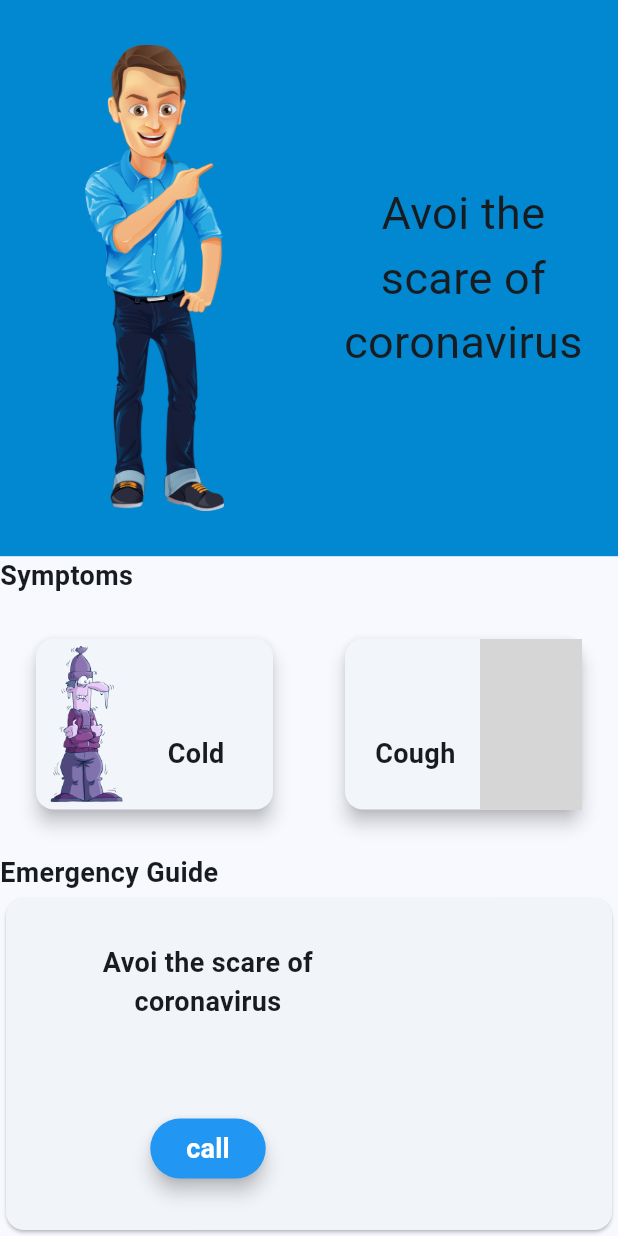
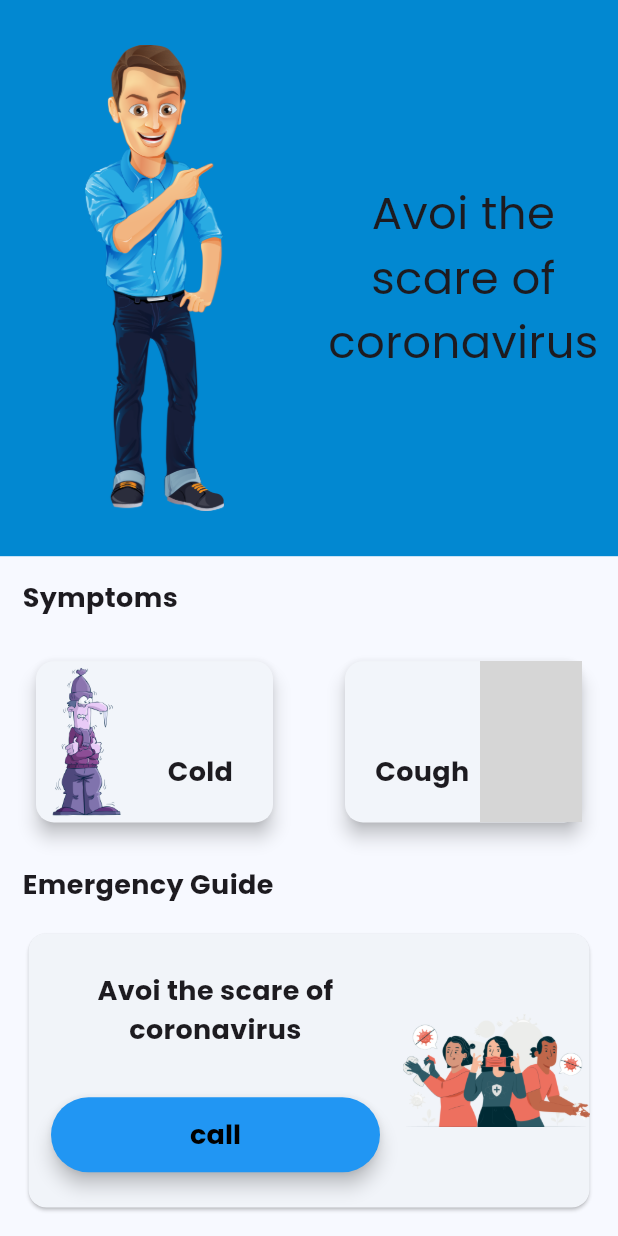
Before and after one commit to muhd-nish4d/softroniics, a Flutter app: the screen it shows after launch, after a tap on "Get Started", on a phone screen of 412 x 824 dp. Run offline on Flutter 3.47's test engine with Material 3 defaults, Android fonts, the phone set to English and light mode, and no system bars; our stand-ins replace cloud_firestore, firebase_auth, firebase_core, google_fonts, google_sign_in, lottie; accounts and stored records are empty; grey boxes are pictures that could not be loaded.

Commit message:
UI part completed

```diff
--- a/lib/main.dart
+++ b/lib/main.dart
@@ -3,6 +3,7 @@ import 'package:flutter/material.dart';
 import 'package:provider/provider.dart';
 import 'package:softroniics/services/provider/auth_provider.dart';
 import 'package:softroniics/view/splash/splash.dart';
+import 'package:google_fonts/google_fonts.dart';
 
 void main() async {
   WidgetsFlutterBinding.ensureInitialized();
@@ -47,6 +48,7 @@ class MyApp extends StatelessWidget {
                   backgroundColor: Colors.blue,
                   foregroundColor: Colors.white)),
           colorScheme: ColorScheme.fromSeed(seedColor: Colors.blue[100]!),
+          textTheme: GoogleFonts.poppinsTextTheme(),
           useMaterial3: true,
         ),
         home: const ScreenSplash(),
--- a/lib/view/home/home.dart
+++ b/lib/view/home/home.dart
@@ -1,143 +1,32 @@
 import 'package:flutter/material.dart';
 import 'package:softroniics/helpers/const/const.dart';
+import 'package:softroniics/view/home/widgets/guid_section.dart';
+import 'package:softroniics/view/home/widgets/symptoms_seciton.dart';
+import 'package:softroniics/view/home/widgets/top_section.dart';
 
 class ScreenHome extends StatelessWidget {
   const ScreenHome({super.key});
 
   @override
   Widget build(BuildContext context) {
-    final Size size = MediaQuery.of(context).size;
-    return Scaffold(
+    return const Scaffold(
         body: Column(
       crossAxisAlignment: CrossAxisAlignment.start,
       children: [
-        Container(
-          width: double.infinity,
-          height: size.height * .45,
-          color: Colors.lightBlue[700],
-          child: SafeArea(
-              child: Row(
-            children: [
-              Expanded(
-                  child: Container(
-                margin: const EdgeInsets.all(30),
-                decoration: const BoxDecoration(
-                    image: DecorationImage(
-                        fit: BoxFit.contain,
-                        image: AssetImage('assets/images/aware.png'))),
-              )),
-              const Expanded(
-                  child: Text(
-                'Avoi the\nscare of\ncoronavirus',
-                textAlign: TextAlign.center,
-                style: TextStyle(fontSize: 30),
-              ))
-            ],
-          )),
+        TopSection(),
+        Padding(
+          padding: EdgeInsets.only(top: 15, left: 15),
+          child: Text('Symptoms', style: normalTextStyle),
         ),
-        Text('Symptoms', style: normalTextStyle),
-        Expanded(
-          flex: 3,
-          child: Padding(
-            padding: const EdgeInsets.symmetric(vertical: 25),
-            child: Row(
-              children: [
-                Expanded(
-                  child: Padding(
-                    padding: const EdgeInsets.symmetric(horizontal: 20),
-                    child: Card(
-                      surfaceTintColor: Colors.white,
-                      elevation: 5,
-                      shadowColor: Colors.black,
-                      child: Row(
-                        children: [
-                          Expanded(
-                              flex: 3,
-                              child: Container(
-                                decoration: const BoxDecoration(
-                                    image: DecorationImage(
-                                        fit: BoxFit.fitHeight,
-                                        image: AssetImage(
-                                            'assets/images/cold.png'))),
-                              )),
-                          const Expanded(
-                              flex: 4,
-                              child: Padding(
-                                padding: EdgeInsets.only(top: 40, left: 20),
-                                child: Text(
-                                  'Cold',
-                                  style: normalTextStyle,
-                                ),
-                              )),
-                        ],
-                      ),
-                    ),
-                  ),
-                ),
-                Expanded(
-                  child: Padding(
-                    padding: const EdgeInsets.symmetric(horizontal: 20),
-                    child: Card(
-                      surfaceTintColor: Colors.white,
-                      elevation: 5,
-                      shadowColor: Colors.black,
-                      child: Row(
-                        children: [
-                          const Expanded(
-                              flex: 4,
-                              child: Padding(
-                                padding: EdgeInsets.only(top: 40, left: 20),
-                                child: Text(
-                                  'Cough',
-                                  style: normalTextStyle,
-                                ),
-                              )),
-                          Expanded(
-                              flex: 3,
-                              child: Container(
-                                decoration: const BoxDecoration(
-                                    image: DecorationImage(
-                                        fit: BoxFit.fitHeight,
-                                        image: AssetImage(
-                                            'assets/images/cough.png'))),
-                              )),
-                        ],
-                      ),
-                    ),
-                  ),
-                ),
-              ],
-            ),
+        SymptomsSection(),
+        Padding(
+          padding: EdgeInsets.only(left: 15),
+          child: Text(
+            'Emergency Guide',
+            style: normalTextStyle,
           ),
         ),
-        Text(
-          'Emergency Guide',
-          style: normalTextStyle,
-        ),
-        Expanded(
-            flex: 4,
-            child: Card(
-              child: Row(
-                children: [
-                  Expanded(
-                    flex: 2,
-                    child: Column(
-                      mainAxisAlignment: MainAxisAlignment.spaceAround,
-                      crossAxisAlignment: CrossAxisAlignment.center,
-                      children: [
-                        const Text('Avoi the scare of\ncoronavirus',
-                            textAlign: TextAlign.center,
-                            style: normalTextStyle),
-                        ElevatedButton(
-                            onPressed: () {},
-                            child: const Text('call', style: normalTextStyle))
-                      ],
-                    ),
-                  ),
-                  Expanded(child: Container())
-                ],
-              ),
-            ))
+        GuidSection()
       ],
     ));
   }
--- /dev/null
+++ b/lib/view/home/widgets/guid_section.dart
@@ -0,0 +1,55 @@
+import 'package:flutter/material.dart';
+import 'package:softroniics/helpers/const/const.dart';
+
+class GuidSection extends StatelessWidget {
+  const GuidSection({
+    super.key,
+  });
+
+  @override
+  Widget build(BuildContext context) {
+    return Expanded(
+        flex: 4,
+        child: Container(
+          margin: const EdgeInsets.all(15),
+          child: Card(
+            child: Row(
+              children: [
+                Expanded(
+                  flex: 2,
+                  child: Column(
+                    mainAxisAlignment: MainAxisAlignment.spaceAround,
+                    crossAxisAlignment: CrossAxisAlignment.center,
+                    children: [
+                      const SizedBox(),
+                      Text('Avoi the scare of\ncoronavirus',
+                          textAlign: TextAlign.center,
+                          style: normalTextStyle.copyWith(
+                              fontWeight: FontWeight.bold)),
+                      Padding(
+                        padding: const EdgeInsets.all(15.0),
+                        child: SizedBox(
+                          width: double.infinity,
+                          height: 50,
+                          child: ElevatedButton(
+                              onPressed: () {},
+                              child: Text('call',
+                                  style: normalTextStyle.copyWith(
+                                      color: Colors.black))),
+                        ),
+                      )
+                    ],
+                  ),
+                ),
+                Expanded(
+                    child: Container(
+                  decoration: const BoxDecoration(
+                      image: DecorationImage(
+                          image: AssetImage('assets/images/corona.png'))),
+                ))
+              ],
+            ),
+          ),
+        ));
+  }
+}
--- /dev/null
+++ b/lib/view/home/widgets/symptoms_seciton.dart
@@ -0,0 +1,86 @@
+import 'package:flutter/material.dart';
+import 'package:softroniics/helpers/const/const.dart';
+
+class SymptomsSection extends StatelessWidget {
+  const SymptomsSection({
+    super.key,
+  });
+
+  @override
+  Widget build(BuildContext context) {
+    return Expanded(
+      flex: 3,
+      child: Padding(
+        padding: const EdgeInsets.symmetric(vertical: 25),
+        child: Row(
+          children: [
+            Expanded(
+              child: Padding(
+                padding: const EdgeInsets.symmetric(horizontal: 20),
+                child: Card(
+                  surfaceTintColor: Colors.white,
+                  elevation: 5,
+                  shadowColor: Colors.black,
+                  child: Row(
+                    children: [
+                      Expanded(
+                          flex: 3,
+                          child: Container(
+                            decoration: const BoxDecoration(
+                                image: DecorationImage(
+                                    fit: BoxFit.fitHeight,
+                                    image: AssetImage(
+                                        'assets/images/cold.png'))),
+                          )),
+                      const Expanded(
+                          flex: 4,
+                          child: Padding(
+                            padding: EdgeInsets.only(top: 40, left: 20),
+                            child: Text(
+                              'Cold',
+                              style: normalTextStyle,
+                            ),
+                          )),
+                    ],
+                  ),
+                ),
+              ),
+            ),
+            Expanded(
+              child: Padding(
+                padding: const EdgeInsets.symmetric(horizontal: 20),
+                child: Card(
+                  surfaceTintColor: Colors.white,
+                  elevation: 5,
+                  shadowColor: Colors.black,
+                  child: Row(
+                    children: [
+                      const Expanded(
+                          flex: 4,
+                          child: Padding(
+                            padding: EdgeInsets.only(top: 40, left: 20),
+                            child: Text(
+                              'Cough',
+                              style: normalTextStyle,
+                            ),
+                          )),
+                      Expanded(
+                          flex: 3,
+                          child: Container(
+                            decoration: const BoxDecoration(
+                                image: DecorationImage(
+                                    fit: BoxFit.fitHeight,
+                                    image: AssetImage(
+                                        'assets/images/cough.png'))),
+                          )),
+                    ],
+                  ),
+                ),
+              ),
+            ),
+          ],
+        ),
+      ),
+    );
+  }
+}
--- /dev/null
+++ b/lib/view/home/widgets/top_section.dart
@@ -0,0 +1,34 @@
+import 'package:flutter/material.dart';
+
+class TopSection extends StatelessWidget {
+  const TopSection({super.key});
+
+  @override
+  Widget build(BuildContext context) {
+    final Size size = MediaQuery.of(context).size;
+    return Container(
+      width: double.infinity,
+      height: size.height * .45,
+      color: Colors.lightBlue[700],
+      child: SafeArea(
+          child: Row(
+        children: [
+          Expanded(
+              child: Container(
+            margin: const EdgeInsets.all(30),
+            decoration: const BoxDecoration(
+                image: DecorationImage(
+                    fit: BoxFit.contain,
+                    image: AssetImage('assets/images/aware.png'))),
+          )),
+          const Expanded(
+              child: Text(
+            'Avoi the\nscare of\ncoronavirus',
+            textAlign: TextAlign.center,
+            style: TextStyle(fontSize: 30),
+          ))
+        ],
+      )),
+    );
+  }
+}
--- a/pubspec.yaml
+++ b/pubspec.yaml
@@ -42,6 +42,7 @@ dependencies:
   cloud_firestore: ^4.13.2
   flutter_svg: ^2.0.9
   lottie: ^2.7.0
+  google_fonts: ^6.1.0
 
 dev_dependencies:
   flutter_test:
```
Also changed, not shown: pubspec.lock, 1 other file.
